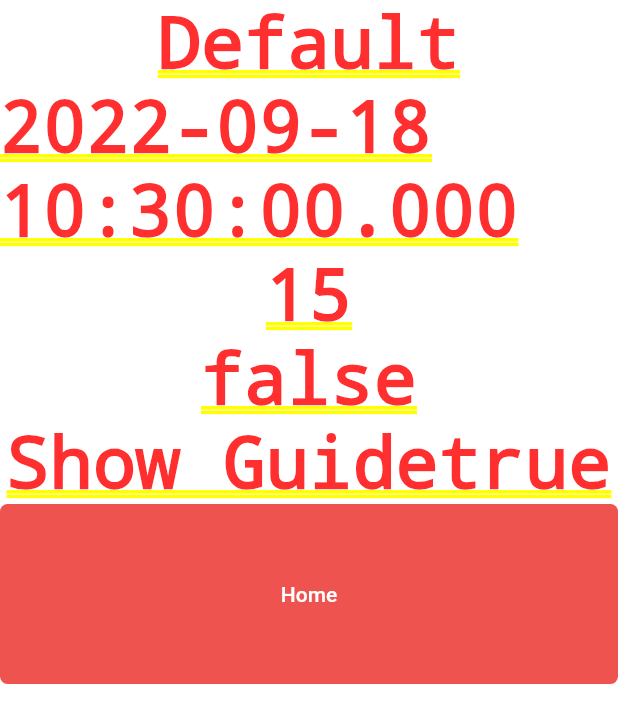
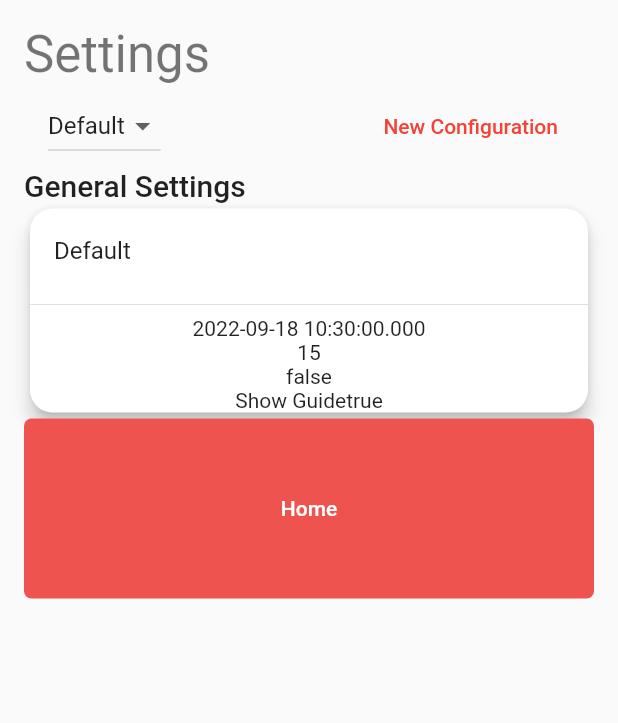
Before and after one commit to kghandour/KGPassGen, a Flutter app: the ConfigurationPage screen opened by its route, on a phone screen of 412 x 824 dp. Shown: the top 723 px of the screen. Run offline on Flutter 3.47's test engine with Material 2 defaults, Android fonts, the phone set to English and light mode, and no system bars; our stand-ins replace hive, hive_flutter, smooth_page_indicator; accounts and stored records are empty.

Commit message:
Dropdown configurations

```diff
--- a/lib/helper/initValues.dart
+++ b/lib/helper/initValues.dart
@@ -12,14 +12,6 @@ List initializeGeneralConfig(configurationBox, generalBox) {
 
   Configuration config;
   General general;
-
-  if (configurations.length == 0) {
-    config = Configuration();
-    ConfigurationController.addConfiguration(config, configurationBox);
-  } else {
-    config = configurations.first;
-  }
-
   if (generalOptions.length == 0) {
     general = General();
     GeneralController.addGeneral(general, generalBox);
@@ -27,5 +19,12 @@ List initializeGeneralConfig(configurationBox, generalBox) {
     general = generalOptions.first;
   }
 
+  if (configurations.length == 0) {
+    config = Configuration();
+    ConfigurationController.addConfiguration(config, configurationBox);
+  } else {
+    config = configurations[general.setConfiguration];
+  }
+
   return [configurations, generalOptions, config, general];
 }
--- a/lib/presentation/pages/configuration_page.dart
+++ b/lib/presentation/pages/configuration_page.dart
@@ -1,6 +1,9 @@
+import 'dart:developer';
+
 import 'package:flutter/material.dart';
 import 'package:hive_flutter/hive_flutter.dart';
 import 'package:kg_passgen/controller/boxes.dart';
+import 'package:kg_passgen/controller/configuration_controller.dart';
 import 'package:kg_passgen/helper/initValues.dart';
 import 'package:kg_passgen/model/configuration.dart';
 import 'package:kg_passgen/model/general.dart';
@@ -13,6 +16,7 @@ class ConfigurationPage extends StatefulWidget {
 
 class _ConfigurationPageState extends State<ConfigurationPage> {
   final List<Configuration> configurations = [];
+  Configuration? selectedConfig;
 
   @override
   Widget build(BuildContext context) {
@@ -21,18 +25,76 @@ class _ConfigurationPageState extends State<ConfigurationPage> {
       second: Boxes.getConfigurations().listenable(),
       builder: (context, generalBox, configurationBox, _) {
         List inits = initializeGeneralConfig(configurationBox, generalBox);
-        final configurations = inits[0];
+        final configurations = inits[0] as List<Configuration>;
         final generalSettings = inits[1];
-        final config = inits[2];
-        final general = inits[3];
+        final config = inits[2] as Configuration;
+        final general = inits[3] as General;
 
-        return Column(
+        selectedConfig ??= config;
+
+        return Scaffold(
+          body: SafeArea(
+            child: Padding(
+              padding: const EdgeInsets.all(16.0),
+              child: ListView(
                 children: [
-            Text(config.name),
-            Text(config.createdDate.toString()),
-            Text(config.pwLength.toString()),
-            Text(config.hashingAlgorithm.toString()),
+                  Text(
+                    "Settings",
+                    style: Theme.of(context).textTheme.headline4,
+                  ),
+                  ListTile(
+                    leading: DropdownButton<Configuration>(
+                      value: selectedConfig,
+                      items: configurations
+                          .map<DropdownMenuItem<Configuration>>(
+                              (Configuration option) {
+                        return DropdownMenuItem<Configuration>(
+                          value: option,
+                          child: Text(option.name),
+                        );
+                      }).toList(),
+                      onChanged: (Configuration? option) {
+                        // This is called when the user selects an item.
+                        setState(() {
+                          selectedConfig = option!;
+                          log(selectedConfig!.name.toString());
+                        });
+                      },
+                    ),
+                    trailing: TextButton(
+                      onPressed: () {
+                        Configuration newConfig = Configuration();
+                        newConfig.name =
+                            "Configuration " + configurations.length.toString();
+                        ConfigurationController.addConfiguration(
+                            newConfig, configurationBox);
+                      },
+                      child: Text("New Configuration"),
+                    ),
+                  ),
+                  Text(
+                    "General Settings",
+                    style: Theme.of(context).textTheme.headline6,
+                  ),
+                  Card(
+                    elevation: 5,
+                    shape: RoundedRectangleBorder(
+                        borderRadius: BorderRadius.all(Radius.circular(15))),
+                    child: Column(
+                      children: [
+                        ListTile(
+                          title: Text(
+                            selectedConfig!.name,
+                          ),
+                        ),
+                        Divider(),
+                        Text(selectedConfig!.createdDate.toString()),
+                        Text(selectedConfig!.pwLength.toString()),
+                        Text(selectedConfig!.hashingAlgorithm.toString()),
                         Text("Show Guide" + general.showGuide.toString()),
+                      ],
+                    ),
+                  ),
                   TextButton(
                     onPressed: () {
                       Navigator.of(context).pushReplacementNamed('/home');
@@ -48,6 +110,9 @@ class _ConfigurationPageState extends State<ConfigurationPage> {
                     ),
                   )
                 ],
+              ),
+            ),
+          ),
         );
       },
     );
```
Lines whose indentation alone changed are shown as unchanged.
